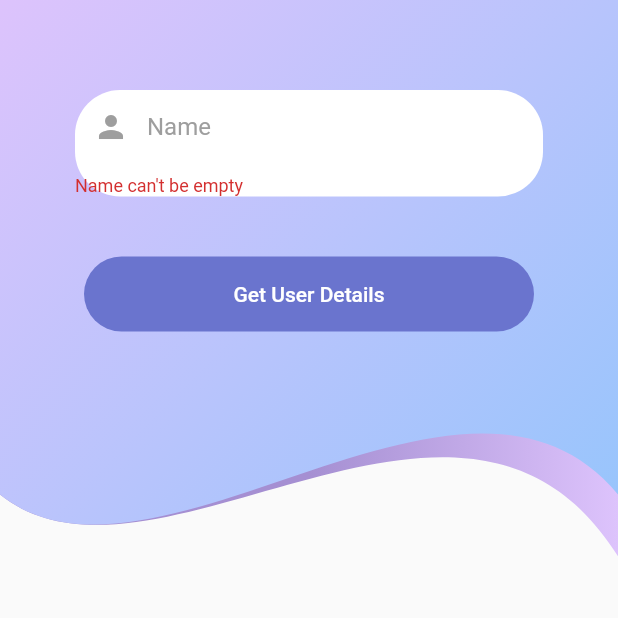
After one commit to FrazileDevelopers/clipper, a Flutter app: the Homepage screen opened directly, after a tap on "Get User Details", on a phone screen of 412 x 824 dp, the top half of it. The commit adds this screen. Run offline on Flutter 3.47's test engine with Material 2 defaults, Android fonts, the light colour scheme and no system bars; our stand-ins replace connectivity, google_fonts; missing offline and left inert: fzregex; Roboto replaces fonts that are missing (Ubuntu).

Commit message:
Home Page Added

```diff
--- a/lib/constants/constants.dart
+++ b/lib/constants/constants.dart
@@ -1,4 +1,10 @@
 class Constants {
   static const String initial = login;
   static const String login = '/';
+  static const String home = '/home';
+
+  /// Variables Storing Temp Values
+  static String loginemail;
+  static String loginpassword;
+  static String getname;
 }
--- /dev/null
+++ b/lib/pages/home/home.dart
@@ -0,0 +1,171 @@
+import 'package:clipper/constants/constants.dart';
+import 'package:clipper/provider/checkinternet.dart';
+import 'package:clipper/validations/fzvalidations.dart';
+import 'package:clipper/widgets/clip1.dart';
+import 'package:clipper/widgets/clip2.dart';
+import 'package:flutter/material.dart';
+import 'package:flutter/services.dart';
+import 'package:google_fonts/google_fonts.dart';
+import 'package:provider/provider.dart';
+
+class Homepage extends StatefulWidget {
+  @override
+  _HomepageState createState() => _HomepageState();
+}
+
+class _HomepageState extends State<Homepage> {
+  final _formKey = GlobalKey<FormState>();
+  final GlobalKey<ScaffoldState> _scaffoldKey = GlobalKey<ScaffoldState>();
+  bool validateAndSave() {
+    final form = _formKey.currentState;
+    if (form.validate()) {
+      form.save();
+      return true;
+    }
+    return false;
+  }
+
+  @override
+  void initState() {
+    super.initState();
+    Provider.of<InternetStatus>(context, listen: false).updateInternetStatus();
+  }
+
+  @override
+  void dispose() {
+    super.dispose();
+  }
+
+  @override
+  Widget build(BuildContext context) {
+    final Size size = MediaQuery.of(context).size;
+    return Scaffold(
+      key: _scaffoldKey,
+      body: SingleChildScrollView(
+        child: Column(
+          mainAxisAlignment: MainAxisAlignment.center,
+          crossAxisAlignment: CrossAxisAlignment.center,
+          children: [
+            Stack(
+              children: [
+                ClipPath(
+                  clipper: DrawClip2(),
+                  child: Container(
+                    width: size.width,
+                    height: size.height * .5,
+                    decoration: BoxDecoration(
+                      gradient: LinearGradient(
+                        colors: [
+                          Color(0xffa58fd2),
+                          Color(0xffddc3fc),
+                        ],
+                        begin: Alignment.bottomCenter,
+                        end: Alignment.bottomRight,
+                      ),
+                    ),
+                  ),
+                ),
+                ClipPath(
+                  clipper: DrawClip(),
+                  child: Container(
+                    width: size.width,
+                    height: size.height * .5,
+                    decoration: BoxDecoration(
+                      gradient: LinearGradient(
+                        colors: [
+                          Color(0xffddc3fc),
+                          Color(0xff91c5fc),
+                        ],
+                        begin: Alignment.topLeft,
+                        end: Alignment.bottomRight,
+                      ),
+                    ),
+                  ),
+                ),
+                Form(
+                  key: _formKey,
+                  child: Padding(
+                    padding: const EdgeInsets.only(top: 50),
+                    child: Column(
+                      mainAxisAlignment: MainAxisAlignment.center,
+                      crossAxisAlignment: CrossAxisAlignment.center,
+                      children: [
+                        Padding(
+                          padding: EdgeInsets.symmetric(
+                            horizontal: 50.0,
+                            vertical: 10.0,
+                          ),
+                          child: Container(
+                            decoration: BoxDecoration(
+                              borderRadius: BorderRadius.circular(30.0),
+                              color: Colors.white,
+                            ),
+                            child: TextFormField(
+                              decoration: InputDecoration(
+                                hintText: 'Name',
+                                hintStyle: GoogleFonts.ubuntu(
+                                  color: Colors.grey,
+                                ),
+                                contentPadding: EdgeInsets.only(
+                                  top: 15.0,
+                                  bottom: 15.0,
+                                ),
+                                prefixIcon: Icon(
+                                  Icons.person,
+                                  color: Colors.grey,
+                                ),
+                                border: UnderlineInputBorder(
+                                  borderSide: BorderSide.none,
+                                ),
+                              ),
+                              onSaved: (val) => Constants.getname = val.trim(),
+                              validator: (value) =>
+                                  FzValidation.nameValidator(value),
+                            ),
+                          ),
+                        ),
+                        SizedBox(
+                          height: 20,
+                        ),
+                        MaterialButton(
+                          onPressed: () {
+                            SystemChannels.textInput
+                                .invokeMethod('TextInput.hide');
+                            if (validateAndSave()) {
+                              ///
+                            } else {}
+                          },
+                          child: Padding(
+                            padding: EdgeInsets.symmetric(
+                              vertical: 10,
+                              horizontal: 40.0,
+                            ),
+                            child: Container(
+                              decoration: BoxDecoration(
+                                color: Color(0xff6a74ce),
+                                borderRadius: BorderRadius.circular(30.0),
+                              ),
+                              height: 50.0,
+                              child: Center(
+                                child: Text(
+                                  "Get User Details",
+                                  style: GoogleFonts.ubuntu(
+                                    color: Colors.white,
+                                  ),
+                                ),
+                              ),
+                            ),
+                          ),
+                        ),
+                      ],
+                    ),
+                  ),
+                ),
+              ],
+            ),
+          ],
+        ),
+      ),
+    );
+  }
+}
--- /dev/null
+++ b/lib/provider/models/userdatamodel.dart
@@ -0,0 +1,23 @@
+class UserDataModel {
+  UserDataModel({
+    this.name,
+    this.age,
+    this.count,
+  });
+
+  final String name;
+  final int age;
+  final int count;
+
+  factory UserDataModel.fromJson(Map<String, dynamic> json) => UserDataModel(
+        name: json["name"] == null ? null : json["name"],
+        age: json["age"] == null ? null : json["age"],
+        count: json["count"] == null ? null : json["count"],
+      );
+
+  Map<String, dynamic> toJson() => {
+        "name": name == null ? null : name,
+        "age": age == null ? null : age,
+        "count": count == null ? null : count,
+      };
+}
--- a/lib/provider/provider.dart
+++ b/lib/provider/provider.dart
@@ -1,3 +1,4 @@
+import 'package:clipper/provider/userdata.dart';
 import 'package:provider/provider.dart';
 import 'package:provider/single_child_widget.dart';
 import 'checkinternet.dart';
@@ -7,5 +8,8 @@ class Providers {
         ChangeNotifierProvider<InternetStatus>(
           create: (_) => InternetStatus(),
         ),
+        ChangeNotifierProvider<UserData>(
+          create: (_) => UserData(),
+        ),
       ];
 }
--- /dev/null
+++ b/lib/provider/userdata.dart
@@ -0,0 +1,52 @@
+import 'dart:convert';
+import 'package:clipper/constants/connectionStatus.dart';
+import 'package:clipper/constants/constants.dart';
+import 'package:flutter/material.dart';
+import 'models/userdatamodel.dart';
+import 'package:http/http.dart' as http;
+
+class UserData with ChangeNotifier {
+  UserData();
+
+  bool _isFetching = false;
+  bool _isLoading = false;
+
+  UserDataModel userData = UserDataModel();
+
+  bool get isFetching =>
+      _isFetching; // It is checking whether data is fetched from the server or not yet.
+
+  bool get isLoading =>
+      _isLoading; // It is checking whether more data is fetched from the server or not yet.
+
+  ConnectionStatus _connection = ConnectionStatus.getInstance();
+
+  Future<UserDataModel> userdata() async {
+    String jsonResponse = '';
+    _isLoading = true;
+    notifyListeners();
+    await _connection.checkConnection();
+
+    if (_connection.hasConnection) {
+      var url = Uri.parse('https://api.agify.io/?name=' + Constants.getname);
+      var response = await http.post(
+        url,
+      );
+      if (response.statusCode == 200) {
+        jsonResponse = response.body;
+      } else {
+        jsonResponse = response.body;
+      }
+    }
+    _isLoading = false;
+    notifyListeners();
+
+    if (jsonResponse.isNotEmpty) {
+      Map<String, dynamic> json = jsonDecode(jsonResponse);
+      userData = UserDataModel.fromJson(json);
+    }
+    return userData;
+  }
+
+  UserDataModel getResponseJson() => userData;
+}
--- a/lib/routes/router.dart
+++ b/lib/routes/router.dart
@@ -1,4 +1,5 @@
 import 'package:clipper/constants/constants.dart';
+import 'package:clipper/pages/home/home.dart';
 import 'package:clipper/pages/login/login.dart';
 import 'package:flutter/material.dart';
 
@@ -9,6 +10,10 @@ class Routers {
         return MaterialPageRoute(
           builder: (_) => Login(),
         );
+      case Constants.home:
+        return MaterialPageRoute(
+          builder: (_) => Homepage(),
+        );
     }
   }
 }
--- a/lib/validations/fzvalidations.dart
+++ b/lib/validations/fzvalidations.dart
@@ -20,12 +20,21 @@ class FzValidation {
 
   /// Password Validation
   static String passwordValidator(String password) {
-    var error;
-    if (password.isEmpty)
-      error = 'Password can\'t be empty';
-    else if (Fzregex.hasMatch(password, FzPattern.passwordHard))
-      error =
-          'Password must contain at least: 1 uppercase letter, 1 lowecase letter, 1 number & 1 special character';
+    var error =
+        'Password must contain at least: 1 uppercase letter, 1 lowecase letter, 1 number & 1 special character';
+    if (password.isEmpty) error = 'Password can\'t be empty';
+
+    if (Fzregex.hasMatch(password, FzPattern.passwordHard)) error = null;
+
+    return error;
+  }
+
+  /// Name Validation
+  static String nameValidator(String name) {
+    var error = 'Name can\'t contain numbers or whitespaces';
+    if (name.isEmpty) error = 'Name can\'t be empty';
+
+    if (Fzregex.hasMatch(name, FzPattern.alphabetOnly)) error = null;
 
     return error;
   }
--- a/lib/widgets/loginFields.dart
+++ b/lib/widgets/loginFields.dart
@@ -1,3 +1,4 @@
+import 'package:clipper/constants/constants.dart';
 import 'package:clipper/validations/fzvalidations.dart';
 import 'package:flutter/material.dart';
 import 'package:google_fonts/google_fonts.dart';
@@ -42,6 +43,9 @@ Widget input(String hint, bool pass) {
             borderSide: BorderSide.none,
           ),
         ),
+        onSaved: (val) => pass
+            ? Constants.loginpassword = val.trim()
+            : Constants.loginemail = val.trim(),
         validator: (value) => pass
             ? FzValidation.passwordValidator(value)
             : FzValidation.emailValidator(value),
--- a/pubspec.yaml
+++ b/pubspec.yaml
@@ -11,11 +11,14 @@ environment:
 dependencies:
   flutter:
     sdk: flutter
+  cached_network_image: ^3.0.0
   connectivity: ^3.0.3
   cupertino_icons: ^1.0.2
   fzregex: ^1.0.3
   google_fonts: ^2.0.0
+  http: ^0.13.3
   provider: ^5.0.0
+  shared_preferences: ^2.0.5
 
 dev_dependencies:
   flutter_test:
```
Also changed, not shown: lib/pages/login/login.dart (+28 -2 lines), flutter_01.png, pubspec.lock, 2 other files.
